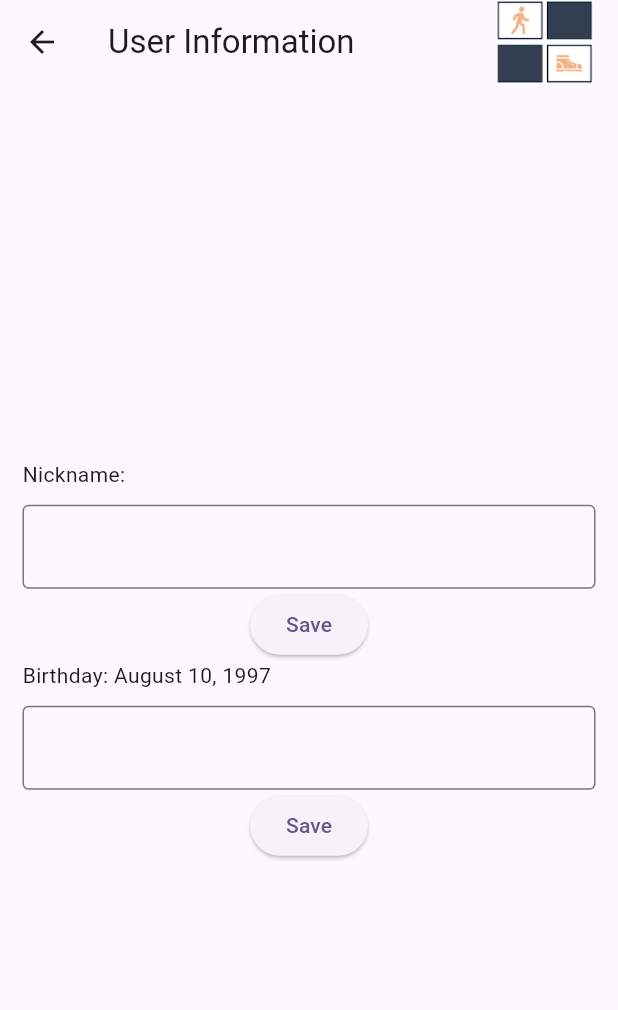
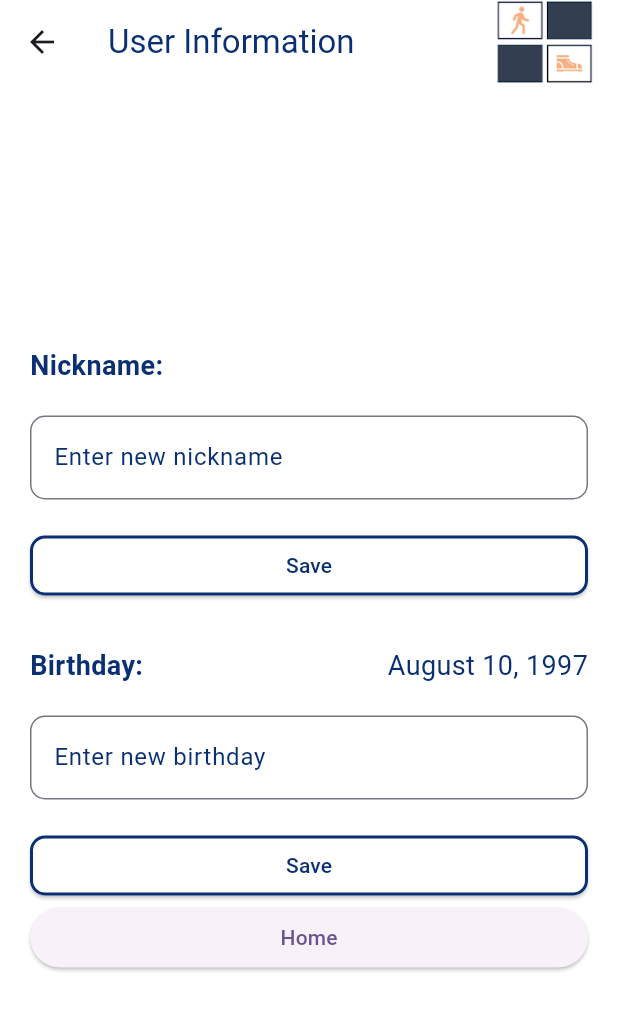
Before and after one commit to joshuamax14/flutter_blereactive, a Flutter app: the Changeuser screen opened directly, after a tap on "Save", on a phone screen of 412 x 824 dp. Shown: the top 1010 px of the screen. Run offline on Flutter 3.47's test engine with Material 3 defaults, Android fonts, the phone set to English and light mode, and no system bars; our stand-ins replace fl_chart, image_gallery_saver, screenshot; missing offline and left inert: flutter_reactive_ble.

Commit message:
front end

```diff
--- a/new_project/lib/Screens/ChangeUser.dart
+++ b/new_project/lib/Screens/ChangeUser.dart
@@ -1,7 +1,7 @@
 import 'package:flutter/material.dart';
 import 'package:new_project/Providers/UsernameProvider.dart';
 import 'package:provider/provider.dart';
-import 'Homepage2.dart' as home;
+import 'Homepage2.dart';
 
 class Changeuser extends StatelessWidget {
   Changeuser({super.key});
@@ -13,71 +13,160 @@ class Changeuser extends StatelessWidget {
   Widget build(BuildContext context) {
     return Scaffold(
       appBar: AppBar(
-        title: Text('User Information'),
+        title: Text('User Information', style: TextStyle(color: Color(0xFF0A3073))),
+        backgroundColor: Colors.white,
         actions: [
-            Padding(padding: const EdgeInsets.only(right: 16.0),
+          Padding(
+            padding: const EdgeInsets.only(right: 16.0),
             child: Image.asset('lib/Screens/assets/stepgear.png'),
-            )
-          ],
+          ),
+        ],
       ),
+      backgroundColor: Colors.white,
       body: Padding(
-        padding: EdgeInsets.all(15),
+        padding: EdgeInsets.all(20),
         child: Column(
           mainAxisAlignment: MainAxisAlignment.center,
-          crossAxisAlignment: CrossAxisAlignment.center,
+          crossAxisAlignment: CrossAxisAlignment.stretch,
           children: [
             Row(
+              mainAxisAlignment: MainAxisAlignment.spaceBetween,
               children: [
-                Text('Nickname: '),
-                Text(context.watch<Usernameprovider>().username),
+                Text(
+                  'Nickname: ',
+                  style: TextStyle(
+                    fontSize: 18,
+                    fontWeight: FontWeight.bold,
+                    color: Color(0xFF0A3073),
+                  ),
+                ),
+                Text(
+                  context.watch<Usernameprovider>().username,
+                  style: TextStyle(
+                    fontSize: 18,
+                    color: Color(0xFF0A3073),
+                  ),
+                ),
               ],
             ),
-            const SizedBox(
-              height: 10,
-            ),
+            const SizedBox(height: 20),
             TextField(
               controller: _nameController,
-              decoration: const InputDecoration(
-                border: OutlineInputBorder(),
+              decoration: InputDecoration(
+                labelText: 'Enter new nickname',
+                labelStyle: TextStyle(color: Color(0xFF0A3073)),
+                border: OutlineInputBorder(
+                  borderSide: BorderSide(color: Color(0xFF0A3073)),
+                  borderRadius: BorderRadius.circular(10),
+                ),
+                focusedBorder: OutlineInputBorder(
+                  borderSide: BorderSide(color: Color(0xFF0A3073)),
+                  borderRadius: BorderRadius.circular(10),
+                ),
               ),
             ),
+            const SizedBox(height: 20),
             ElevatedButton(
               onPressed: () {
-                //home.Homepage2().uname: _nameController.text;
                 context.read<Usernameprovider>().ChangePatient(
                       newusername: _nameController.text,
-
                     );
                 FocusManager.instance.primaryFocus?.unfocus();
                 _nameController.clear();
               },
-              child: const Text('Save'),
+              style: ButtonStyle(
+                backgroundColor: WidgetStateProperty.all(Colors.white),
+                side: WidgetStateProperty.resolveWith<BorderSide>(
+                  (states) {
+                    if (states.contains(WidgetState.disabled)) {
+                      return BorderSide(color: Color(0xFF0A3073));
+                    }
+                    return BorderSide(color: Color(0xFF0A3073), width: 2.0);
+                  },
+                ),
+                shape: WidgetStateProperty.all(RoundedRectangleBorder(
+                  borderRadius: BorderRadius.circular(10),
+                )),
+              ),
+              child: Text(
+                'Save',
+                style: TextStyle(color: Color(0xFF0A3073)),
+              ),
             ),
+            const SizedBox(height: 30),
             Row(
+              mainAxisAlignment: MainAxisAlignment.spaceBetween,
               children: [
-                Text('Birthday: '),
-                Text(context.watch<Usernameprovider>().bday),
+                Text(
+                  'Birthday: ',
+                  style: TextStyle(
+                    fontSize: 18,
+                    fontWeight: FontWeight.bold,
+                    color: Color(0xFF0A3073),
+                  ),
+                ),
+                Text(
+                  context.watch<Usernameprovider>().bday,
+                  style: TextStyle(
+                    fontSize: 18,
+                    color: Color(0xFF0A3073),
+                  ),
+                ),
               ],
             ),
-            const SizedBox(
-              height: 10,
-            ),
+            const SizedBox(height: 20),
             TextField(
               controller: _birthdayController,
-              decoration: const InputDecoration(
-                border: OutlineInputBorder(),
+              decoration: InputDecoration(
+                labelText: 'Enter new birthday',
+                labelStyle: TextStyle(color: Color(0xFF0A3073)),
+                border: OutlineInputBorder(
+                  borderSide: BorderSide(color: Color(0xFF0A3073)),
+                  borderRadius: BorderRadius.circular(10),
+                ),
+                focusedBorder: OutlineInputBorder(
+                  borderSide: BorderSide(color: Color(0xFF0A3073)),
+                  borderRadius: BorderRadius.circular(10),
+                ),
               ),
             ),
+            const SizedBox(height: 20),
             ElevatedButton(
               onPressed: () {
                 context.read<Usernameprovider>().ChangeBday(
                       newbday: _birthdayController.text,
                     );
                 FocusManager.instance.primaryFocus?.unfocus();
-                _nameController.clear();
+                _birthdayController.clear();
               },
-              child: const Text('Save'),
+              style: ButtonStyle(
+                backgroundColor: WidgetStateProperty.all(Colors.white),
+                side: WidgetStateProperty.resolveWith<BorderSide>(
+                  (states) {
+                    if (states.contains(WidgetState.disabled)) {
+                      return BorderSide(color: Color(0xFF0A3073));
+                    }
+                    return BorderSide(color: Color(0xFF0A3073), width: 2.0);
+                  },
+                ),
+                shape: WidgetStateProperty.all(RoundedRectangleBorder(
+                  borderRadius: BorderRadius.circular(10),
+                )),
+              ),
+              child: Text(
+                'Save',
+                style: TextStyle(color: Color(0xFF0A3073)),
+              ),
             ),
+            ElevatedButton(
+                onPressed: () {
+                  Navigator.push(
+                      context,
+                      MaterialPageRoute(
+                        builder: (context) => Homepage2(),
+                      ));
+                },
+                child: Text('Home'))
           ],
         ),
       ),
--- a/new_project/lib/Screens/Intropage.dart
+++ b/new_project/lib/Screens/Intropage.dart
@@ -14,12 +14,16 @@ class Intropage extends StatelessWidget {
       appBar: AppBar(
         title: Text('StepGear'),
         actions: [
-            Padding(padding: const EdgeInsets.only(right: 16.0),
+          Padding(
+            padding: const EdgeInsets.only(right: 16.0),
             child: Image.asset('lib/Screens/assets/stepgear.png'),
           )
         ],
       ),
-      body: Column(
+      backgroundColor: Colors.white, // Set the background color to white
+      body: Center(
+        child: Column(
+          mainAxisAlignment: MainAxisAlignment.center,
           children: [
             Text(
               context.watch<Usernameprovider>().username,
@@ -28,6 +32,10 @@ class Intropage extends StatelessWidget {
                 fontSize: 25,
               ),
             ),
+
+            SizedBox(height: 20), // Add some space between the text and the image
+            Image.asset('lib/Screens/assets/walking.gif'), // Placeholder for your moving picture
+            SizedBox(height: 20), // Add some space between the image and the buttons
             ElevatedButton(
                 onPressed: () {
                   Navigator.push(
@@ -36,7 +44,7 @@ class Intropage extends StatelessWidget {
                         builder: (context) => Changeuser(),
                       ));
                 },
-              child: Text('Change Patient')),
+                child: Text('Change Patient Information')),
             ElevatedButton(
                 onPressed: () {
                   Navigator.push(
@@ -48,6 +56,7 @@ class Intropage extends StatelessWidget {
                 child: Text('Home'))
           ],
         ),
+      ),
     );
   }
 }
```
Also changed, not shown: 1 other file. Lines whose indentation alone changed are shown as unchanged.
